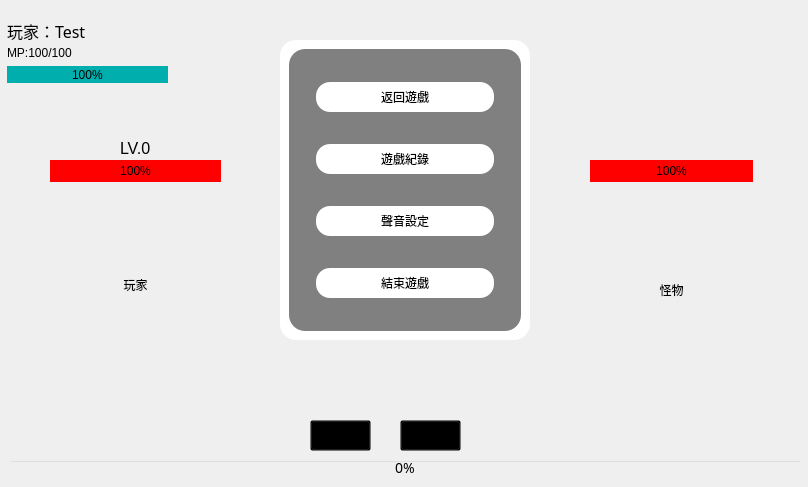
Above: ui_test_project.ui from jonny030/RPG before the change. Below: the same form after it.
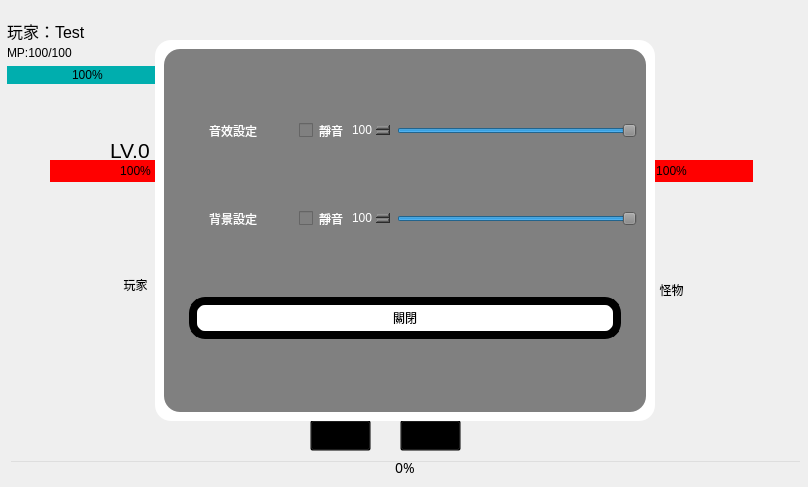
That is the form after the change. Icons and pictures are not drawn.

Patch:
```diff
--- a/ui_test_project.ui
+++ b/ui_test_project.ui
@@ -180,15 +180,14 @@
       <x>7</x>
       <y>22</y>
       <width>161</width>
-      <height>61</height>
+      <height>62</height>
      </rect>
     </property>
-    <layout class="QVBoxLayout" name="nameLayout">
+    <layout class="QVBoxLayout" name="verticalLayout_2">
      <item>
       <widget class="QLabel" name="username">
        <property name="font">
         <font>
-         <family>微軟正黑體</family>
          <pointsize>12</pointsize>
         </font>
        </property>
@@ -235,7 +234,7 @@
       <height>221</height>
      </rect>
     </property>
-    <layout class="QGridLayout" name="playerLayout">
+    <layout class="QGridLayout" name="gridLayout">
      <item row="0" column="1">
       <widget class="QProgressBar" name="playerHp">
        <property name="styleSheet">
@@ -277,7 +276,7 @@
       <height>231</height>
      </rect>
     </property>
-    <layout class="QGridLayout" name="monsterLayout">
+    <layout class="QGridLayout" name="gridLayout_2">
      <item row="0" column="1">
       <widget class="QProgressBar" name="monsterHp">
        <property name="styleSheet">
@@ -604,23 +603,30 @@
             <widget class="QPushButton" name="close_backpack">
              <property name="minimumSize">
               <size>
-               <width>36</width>
-               <height>36</height>
+               <width>72</width>
+               <height>40</height>
               </size>
              </property>
              <property name="maximumSize">
               <size>
-               <width>32</width>
+               <width>72</width>
                <height>32</height>
               </size>
              </property>
              <property name="styleSheet">
-              <string notr="true">border:3px solid black;
-min-width:32px;min-height:32px;
-background:rgb(0, 0, 0);
-color:white;
-border-radius:16px;
-border-width:2px;</string>
+              <string notr="true">QPushButton{
+	background-color: rgb(255, 255, 255);
+	padding:4px 4px;
+	margin:0px 16px;
+	border-radius:16px;
+	border:solid 3px black;
+	border-width:4px;
+	min-width:24px;
+	min-height:24px;
+}
+QPushButton:hover{
+	background:rgb(222, 222, 222);
+}</string>
              </property>
              <property name="text">
               <string>X</string>
@@ -635,9 +641,7 @@
           <property name="font">
            <font>
             <family>Arial</family>
-            <pointsize>15</pointsize>
-            <weight>50</weight>
-            <bold>false</bold>
+            <pointsize>16</pointsize>
            </font>
           </property>
           <property name="styleSheet">
@@ -658,7 +662,7 @@
           <property name="maximumSize">
            <size>
             <width>16777215</width>
-            <height>52</height>
+            <height>55</height>
            </size>
           </property>
           <property name="styleSheet">
@@ -668,9 +672,17 @@
            <item>
             <widget class="QPushButton" name="equi">
              <property name="styleSheet">
-              <string notr="true">border:3px solid black;
-border-radius:16px;
-border-width:8px;</string>
+              <string notr="true">QPushButton{
+	background-color: rgb(255, 255, 255);
+	padding:4px 16px;
+	margin:0px 16px;
+	border-radius:16px;
+	border:solid 3px black;
+	border-width:8px;
+}
+QPushButton:hover{
+	background:rgb(222, 222, 222);
+}</string>
              </property>
              <property name="text">
               <string>裝備</string>
@@ -680,9 +692,17 @@
            <item>
             <widget class="QPushButton" name="levelup">
              <property name="styleSheet">
-              <string notr="true">border:3px solid black;
-border-radius:16px;
-border-width:8px;</string>
+              <string notr="true">QPushButton{
+	background-color: rgb(255, 255, 255);
+	padding:4px 16px;
+	margin:0px 16px;
+	border-radius:16px;
+	border:solid 3px black;
+	border-width:8px;
+}
+QPushButton:hover{
+	background:rgb(222, 222, 222);
+}</string>
              </property>
              <property name="text">
               <string>升級(+1)</string>
@@ -778,14 +798,22 @@
            <widget class="QPushButton" name="resetshop">
             <property name="maximumSize">
              <size>
-              <width>100</width>
+              <width>126</width>
               <height>16777215</height>
              </size>
             </property>
             <property name="styleSheet">
-             <string notr="true">border:3px solid black;
-border-radius:16px;
-border-width:8px;</string>
+             <string notr="true">QPushButton{
+	background-color: rgb(255, 255, 255);
+	padding:4px 16px;
+	margin:0px 16px;
+	border-radius:16px;
+	border:solid 3px black;
+	border-width:6px;
+}
+QPushButton:hover{
+	background:rgb(222, 222, 222);
+}</string>
             </property>
             <property name="text">
              <string>刷新商店</string>
@@ -797,12 +825,6 @@
        </item>
        <item>
         <widget class="QFrame" name="shop_item_panel">
-         <property name="font">
-          <font>
-           <family>Arial</family>
-           <pointsize>15</pointsize>
-          </font>
-         </property>
          <property name="styleSheet">
           <string notr="true">background-color: gray;
 border:solid black 3px;</string>
@@ -813,7 +835,7 @@
             <property name="font">
              <font>
               <family>Arial</family>
-              <pointsize>15</pointsize>
+              <pointsize>16</pointsize>
              </font>
             </property>
             <property name="styleSheet">
@@ -834,7 +856,7 @@
          <property name="maximumSize">
           <size>
            <width>16777215</width>
-           <height>50</height>
+           <height>54</height>
           </size>
          </property>
          <property name="styleSheet">
@@ -845,9 +867,17 @@
           <item>
            <widget class="QPushButton" name="buy">
             <property name="styleSheet">
-             <string notr="true">border:3px solid black;
-border-radius:16px;
-border-width:8px;</string>
+             <string notr="true">QPushButton{
+	background-color: rgb(255, 255, 255);
+	padding:4px 16px;
+	margin:0px 16px;
+	border-radius:16px;
+	border:solid 3px black;
+	border-width:8px;
+}
+QPushButton:hover{
+	background:rgb(222, 222, 222);
+}</string>
             </property>
             <property name="text">
              <string>購買</string>
@@ -857,9 +887,17 @@
           <item>
            <widget class="QPushButton" name="shop_close_panel">
             <property name="styleSheet">
-             <string notr="true">border:3px solid black;
-border-radius:16px;
-border-width:8px;</string>
+             <string notr="true">QPushButton{
+	background-color: rgb(255, 255, 255);
+	padding:4px 16px;
+	margin:0px 16px;
+	border-radius:16px;
+	border:solid 3px black;
+	border-width:8px;
+}
+QPushButton:hover{
+	background:rgb(222, 222, 222);
+}</string>
             </property>
             <property name="text">
              <string>關閉</string>
@@ -877,7 +915,7 @@
     <property name="geometry">
      <rect>
       <x>280</x>
-      <y>40</y>
+      <y>1000</y>
       <width>250</width>
       <height>300</height>
      </rect>
@@ -1004,19 +1042,199 @@
      </item>
     </layout>
    </widget>
+   <widget class="QFrame" name="volume_gui">
+    <property name="geometry">
+     <rect>
+      <x>155</x>
+      <y>40</y>
+      <width>500</width>
+      <height>381</height>
+     </rect>
+    </property>
+    <property name="minimumSize">
+     <size>
+      <width>500</width>
+      <height>381</height>
+     </size>
+    </property>
+    <property name="maximumSize">
+     <size>
+      <width>500</width>
+      <height>381</height>
+     </size>
+    </property>
+    <property name="baseSize">
+     <size>
+      <width>0</width>
+      <height>0</height>
+     </size>
+    </property>
+    <property name="layoutDirection">
+     <enum>Qt::LeftToRight</enum>
+    </property>
+    <property name="autoFillBackground">
+     <bool>false</bool>
+    </property>
+    <property name="styleSheet">
+     <string notr="true">background-color: rgb(255,255,255);
+border-radius:16px;
+border:solid black 3px;</string>
+    </property>
+    <layout class="QHBoxLayout" name="_7">
+     <item>
+      <widget class="QFrame" name="volume_main">
+       <property name="styleSheet">
+        <string notr="true">border:solid 5px black;
+background:gray;
+color:white;</string>
+       </property>
+       <layout class="QVBoxLayout" name="_8">
+        <item>
+         <layout class="QHBoxLayout" name="volume_sounds_frame">
+          <item>
+           <widget class="QLabel" name="volume_sounds_text">
+            <property name="minimumSize">
+             <size>
+              <width>120</width>
+              <height>0</height>
+             </size>
+            </property>
+            <property name="text">
+             <string>音效設定</string>
+            </property>
+            <property name="alignment">
+             <set>Qt::AlignCenter</set>
+            </property>
+           </widget>
+          </item>
+          <item>
+           <widget class="QCheckBox" name="soundmute">
+            <property name="text">
+             <string>靜音</string>
+            </property>
+           </widget>
+          </item>
+          <item>
+           <widget class="QSpinBox" name="volume_sounds_spinBox">
+            <property name="maximum">
+             <number>100</number>
+            </property>
+            <property name="value">
+             <number>100</number>
+            </property>
+           </widget>
+          </item>
+          <item>
+           <widget class="QSlider" name="volume_sounds_silderbar">
+            <property name="maximum">
+             <number>100</number>
+            </property>
+            <property name="value">
+             <number>100</number>
+            </property>
+            <property name="orientation">
+             <enum>Qt::Horizontal</enum>
+            </property>
+           </widget>
+          </item>
+         </layout>
+        </item>
+        <item>
+         <layout class="QHBoxLayout" name="volume_body_frame">
+          <item>
+           <widget class="QLabel" name="volume_body_text">
+            <property name="minimumSize">
+             <size>
+              <width>120</width>
+              <height>0</height>
+             </size>
+            </property>
+            <property name="text">
+             <string>背景設定</string>
+            </property>
+            <property name="alignment">
+             <set>Qt::AlignCenter</set>
+            </property>
+           </widget>
+          </item>
+          <item>
+           <widget class="QCheckBox" name="backmute">
+            <property name="text">
+             <string>靜音</string>
+            </property>
+           </widget>
+          </item>
+          <item>
+           <widget class="QSpinBox" name="volume_body_spinBox">
+            <property name="maximum">
+             <number>100</number>
+            </property>
+            <property name="value">
+             <number>100</number>
+            </property>
+           </widget>
+          </item>
+          <item>
+           <widget class="QSlider" name="volume_body_silderbar">
+            <property name="maximum">
+             <number>100</number>
+            </property>
+            <property name="value">
+             <number>100</number>
+            </property>
+            <property name="sliderPosition">
+             <number>100</number>
+            </property>
+            <property name="orientation">
+             <enum>Qt::Horizontal</enum>
+            </property>
+           </widget>
+          </item>
+         </layout>
+        </item>
+        <item>
+         <layout class="QHBoxLayout" name="horizontalLayout_6">
+          <item>
+           <widget class="QPushButton" name="volume_close_btn">
+            <property name="styleSheet">
+             <string notr="true">QPushButton{
+	background-color: rgb(255, 255, 255);
+	padding:4px 16px;
+	margin:0px 16px;
+	border-radius:16px;
+	border:solid 3px black;
+	border-width:8px;
+    color:black;
+}
+QPushButton:hover{
+	background:rgb(222, 222, 222);
+}</string>
+            </property>
+            <property name="text">
+             <string>關閉</string>
+            </property>
+           </widget>
+          </item>
+         </layout>
+        </item>
+       </layout>
+      </widget>
+     </item>
+    </layout>
+   </widget>
    <widget class="QLabel" name="level">
     <property name="geometry">
      <rect>
-      <x>120</x>
+      <x>110</x>
       <y>140</y>
       <width>61</width>
-      <height>16</height>
+      <height>21</height>
      </rect>
     </property>
     <property name="font">
      <font>
       <family>Arial</family>
-      <pointsize>12</pointsize>
+      <pointsize>16</pointsize>
      </font>
     </property>
     <property name="text">
@@ -1032,8 +1250,9 @@
    <zorder>startButton</zorder>
    <zorder>stopButton</zorder>
    <zorder>backpack_gui</zorder>
-   <zorder>setting_gui</zorder>
    <zorder>shop_gui</zorder>
+   <zorder>setting_gui</zorder>
+   <zorder>volume_gui</zorder>
   </widget>
  </widget>
  <resources>
```
Left out of the diff: 67 changed lines with no effect on the pictures.
